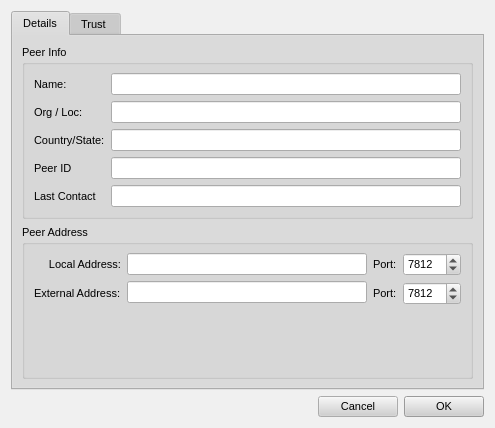
First picture: the form in retroshare-gui/src/gui/connect/ConfCertDialog.ui, repository RetroShare/RetroShare, before the edit.
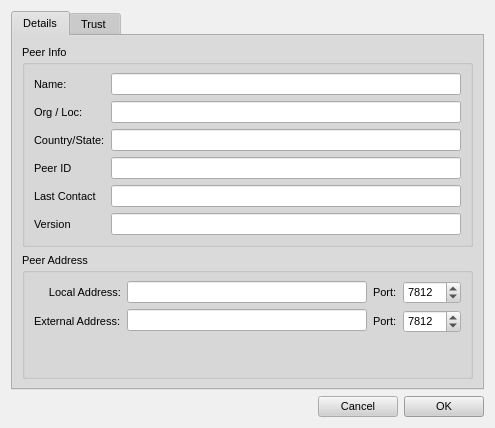
Second picture: the form after the edit. Icons and pictures are not drawn.

Commit message: add RS version on peer details panel

Diff of the .ui file:
```diff
--- a/retroshare-gui/src/gui/connect/ConfCertDialog.ui
+++ b/retroshare-gui/src/gui/connect/ConfCertDialog.ui
@@ -597,6 +597,20 @@
             </property>
            </widget>
           </item>
+          <item row="5" column="1">
+           <widget class="QLineEdit" name="version">
+            <property name="readOnly">
+             <bool>true</bool>
+            </property>
+           </widget>
+          </item>
+          <item row="5" column="0">
+           <widget class="QLabel" name="label_3">
+            <property name="text">
+             <string>Version</string>
+            </property>
+           </widget>
+          </item>
          </layout>
         </widget>
        </item>
```
The commit also changes 2 other files.
